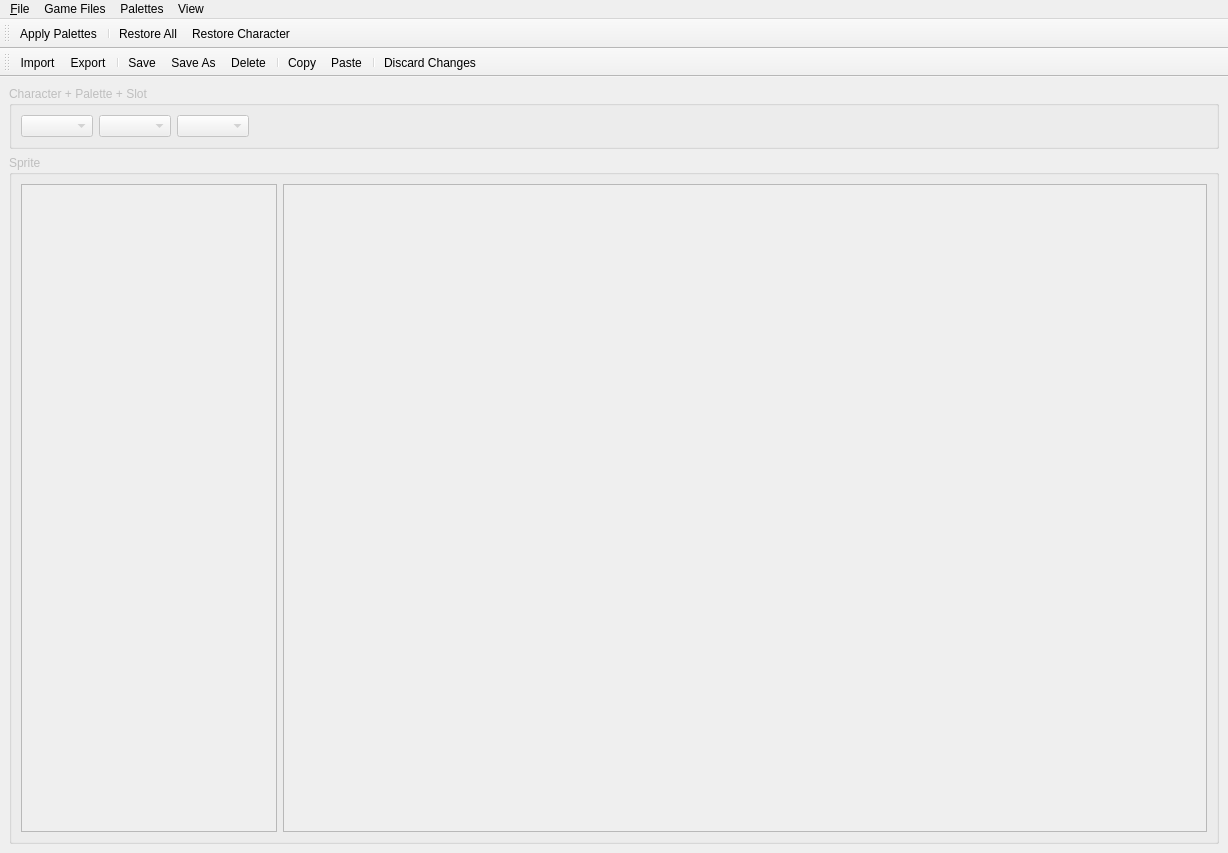
This is bbsed/ui/mainwindow.ui in slacknate/bbsed as Qt 5 draws it before an edit. The edited form follows.
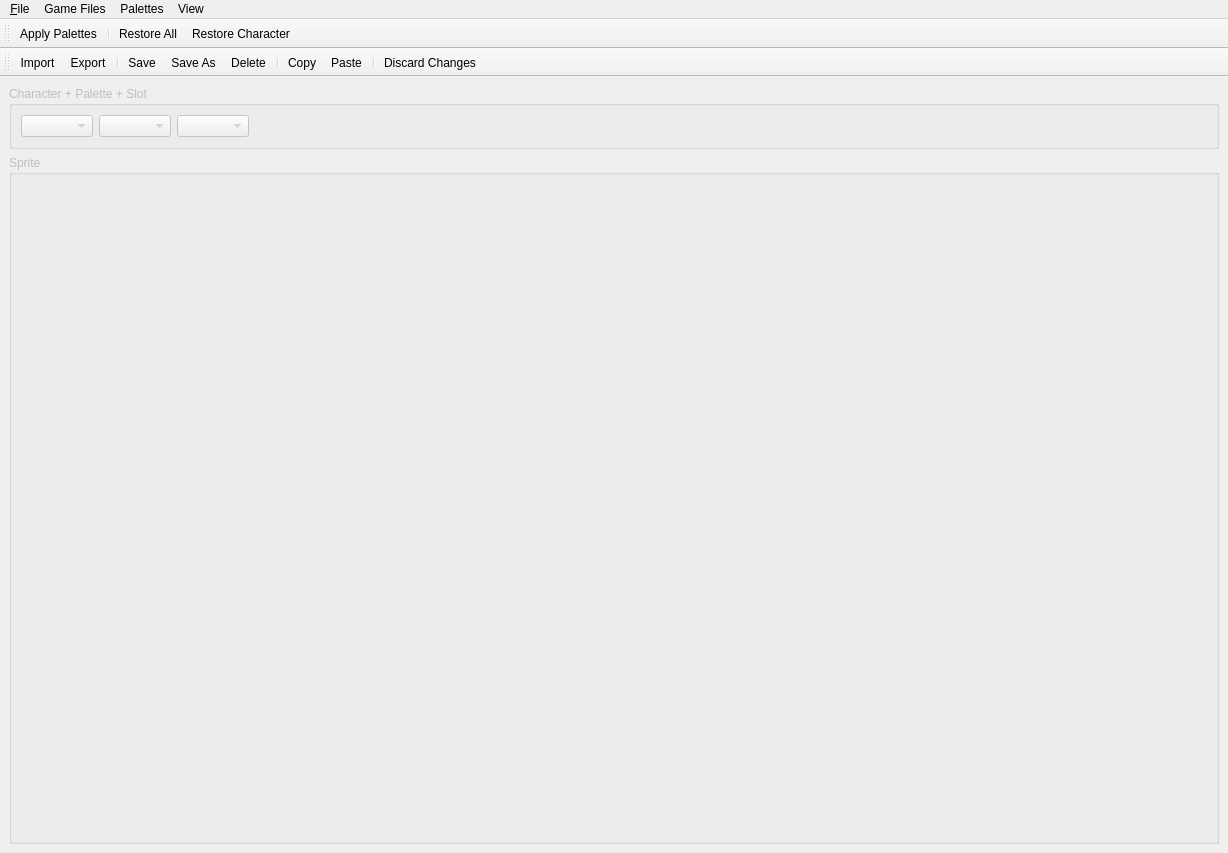
This is the edited form.

Commit message:
[mainwindow] turn our sprite editor into its own widget
 - mostly done to move code out of mainwindow.py
 - palette and zoom dialogs are now owned by the new
   editor widget
 - palette and zoom dialogs now automatically update
   the view menu check state on their own
 - move color select logic out of the palette dialog
   and into the editor widget to further centralize
   editing logic

```diff
--- a/bbsed/ui/mainwindow.ui
+++ b/bbsed/ui/mainwindow.ui
@@ -57,30 +57,16 @@
       <property name="enabled">
        <bool>false</bool>
       </property>
+      <property name="sizePolicy">
+       <sizepolicy hsizetype="Preferred" vsizetype="Expanding">
+        <horstretch>0</horstretch>
+        <verstretch>0</verstretch>
+       </sizepolicy>
+      </property>
       <property name="title">
        <string>Sprite</string>
       </property>
-      <layout class="QHBoxLayout" name="horizontalLayout_3">
-       <item>
-        <widget class="QListWidget" name="sprite_list">
-         <property name="sizePolicy">
-          <sizepolicy hsizetype="Minimum" vsizetype="Expanding">
-           <horstretch>0</horstretch>
-           <verstretch>0</verstretch>
-          </sizepolicy>
-         </property>
-         <property name="maximumSize">
-          <size>
-           <width>16777215</width>
-           <height>16777215</height>
-          </size>
-         </property>
-        </widget>
-       </item>
-       <item>
-        <widget class="QGraphicsView" name="sprite_preview"/>
-       </item>
-      </layout>
+      <layout class="QHBoxLayout" name="horizontalLayout_3"/>
      </widget>
     </item>
    </layout>
```
Left out of the diff: 6 changed lines with no effect on the pictures. The commit also changes 7 other files.
